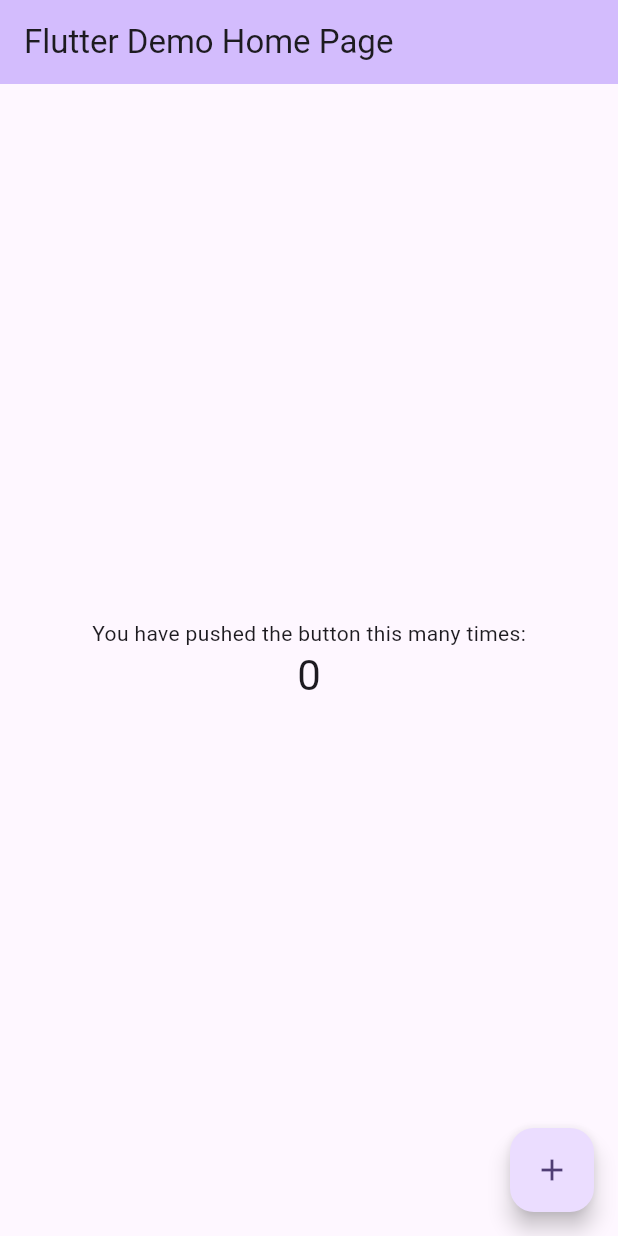
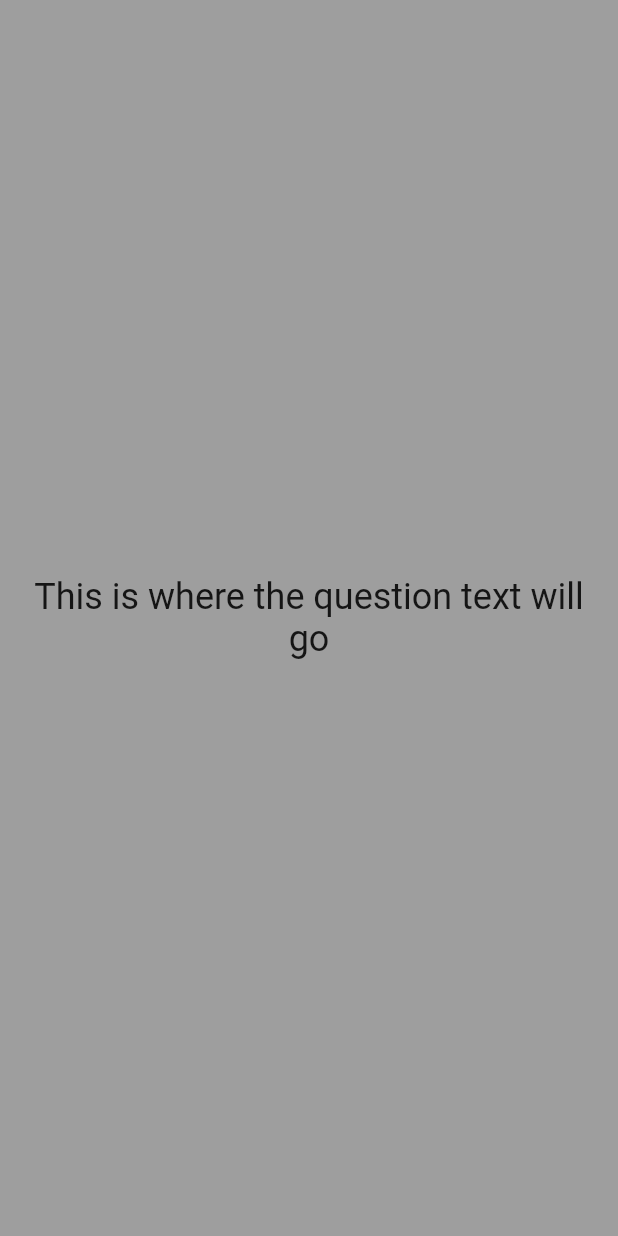
Before and after one commit to vijai-ks/Quizzler, a Flutter app: the screen it shows after launch, on a phone screen of 412 x 824 dp. Run offline on Flutter 3.47's test engine with Material 2 defaults, Android fonts, the phone set to English and light mode, and no system bars.

Commit message:
feat: quizzler-home: Add question text
Signed-off-by: vijai-ks <vijai.ksv@gmail.com>

```diff
--- a/lib/main.dart
+++ b/lib/main.dart
@@ -1,125 +1,45 @@
 import 'package:flutter/material.dart';
 
 void main() {
-  runApp(const MyApp());
+  runApp(const Quizzler());
 }
 
-class MyApp extends StatelessWidget {
-  const MyApp({super.key});
+class Quizzler extends StatefulWidget {
+  const Quizzler({super.key});
 
-  // This widget is the root of your application.
+  @override
+  State<Quizzler> createState() => _QuizzlerState();
+}
+
+class _QuizzlerState extends State<Quizzler> {
   @override
   Widget build(BuildContext context) {
-    return MaterialApp(
-      title: 'Flutter Demo',
-      theme: ThemeData(
-        // This is the theme of your application.
-        //
-        // TRY THIS: Try running your application with "flutter run". You'll see
-        // the application has a blue toolbar. Then, without quitting the app,
-        // try changing the seedColor in the colorScheme below to Colors.green
-        // and then invoke "hot reload" (save your changes or press the "hot
-        // reload" button in a Flutter-supported IDE, or press "r" if you used
-        // the command line to start the app).
-        //
-        // Notice that the counter didn't reset back to zero; the application
-        // state is not lost during the reload. To reset the state, use hot
-        // restart instead.
-        //
-        // This works for code too, not just values: Most code changes can be
-        // tested with just a hot reload.
-        colorScheme: ColorScheme.fromSeed(seedColor: Colors.deepPurple),
-        useMaterial3: true,
+    return const MaterialApp(
+      home: Scaffold(
+        backgroundColor: Colors.grey,
+        body: SafeArea(
+          child: Column(
+            mainAxisAlignment: MainAxisAlignment.spaceBetween,
+            crossAxisAlignment: CrossAxisAlignment.stretch,
+            children: [
+              Expanded(
+                child: Padding(
+                  padding: EdgeInsets.all(10.0),
+                  child: Center(
+                    child: Text(
+                      'This is where the question text will go',
+                      textAlign: TextAlign.center,
+                      style: TextStyle(
+                        fontSize: 24,
+                      ),
+                    ),
+                  ),
+                ),
+              )
+            ],
+          ),
+        ),
       ),
-      home: const MyHomePage(title: 'Flutter Demo Home Page'),
     );
   }
 }
-
-class MyHomePage extends StatefulWidget {
-  const MyHomePage({super.key, required this.title});
-
-  // This widget is the home page of your application. It is stateful, meaning
-  // that it has a State object (defined below) that contains fields that affect
-  // how it looks.
-
-  // This class is the configuration for the state. It holds the values (in this
-  // case the title) provided by the parent (in this case the App widget) and
-  // used by the build method of the State. Fields in a Widget subclass are
-  // always marked "final".
-
-  final String title;
-
-  @override
-  State<MyHomePage> createState() => _MyHomePageState();
-}
-
-class _MyHomePageState extends State<MyHomePage> {
-  int _counter = 0;
-
-  void _incrementCounter() {
-    setState(() {
-      // This call to setState tells the Flutter framework that something has
-      // changed in this State, which causes it to rerun the build method below
-      // so that the display can reflect the updated values. If we changed
-      // _counter without calling setState(), then the build method would not be
-      // called again, and so nothing would appear to happen.
-      _counter++;
-    });
-  }
-
-  @override
-  Widget build(BuildContext context) {
-    // This method is rerun every time setState is called, for instance as done
-    // by the _incrementCounter method above.
-    //
-    // The Flutter framework has been optimized to make rerunning build methods
-    // fast, so that you can just rebuild anything that needs updating rather
-    // than having to individually change instances of widgets.
-    return Scaffold(
-      appBar: AppBar(
-        // TRY THIS: Try changing the color here to a specific color (to
-        // Colors.amber, perhaps?) and trigger a hot reload to see the AppBar
-        // change color while the other colors stay the same.
-        backgroundColor: Theme.of(context).colorScheme.inversePrimary,
-        // Here we take the value from the MyHomePage object that was created by
-        // the App.build method, and use it to set our appbar title.
-        title: Text(widget.title),
-      ),
-      body: Center(
-        // Center is a layout widget. It takes a single child and positions it
-        // in the middle of the parent.
-        child: Column(
-          // Column is also a layout widget. It takes a list of children and
-          // arranges them vertically. By default, it sizes itself to fit its
-          // children horizontally, and tries to be as tall as its parent.
-          //
-          // Column has various properties to control how it sizes itself and
-          // how it positions its children. Here we use mainAxisAlignment to
-          // center the children vertically; the main axis here is the vertical
-          // axis because Columns are vertical (the cross axis would be
-          // horizontal).
-          //
-          // TRY THIS: Invoke "debug painting" (choose the "Toggle Debug Paint"
-          // action in the IDE, or press "p" in the console), to see the
-          // wireframe for each widget.
-          mainAxisAlignment: MainAxisAlignment.center,
-          children: <Widget>[
-            const Text(
-              'You have pushed the button this many times:',
-            ),
-            Text(
-              '$_counter',
-              style: Theme.of(context).textTheme.headlineMedium,
-            ),
-          ],
-        ),
-      ),
-      floatingActionButton: FloatingActionButton(
-        onPressed: _incrementCounter,
-        tooltip: 'Increment',
-        child: const Icon(Icons.add),
-      ), // This trailing comma makes auto-formatting nicer for build methods.
-    );
-  }
-}
```
